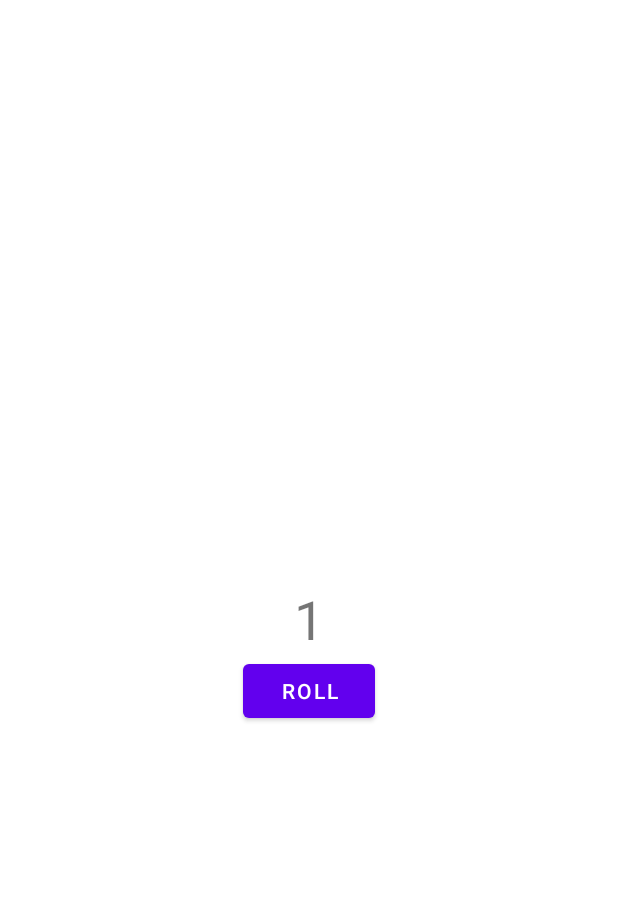
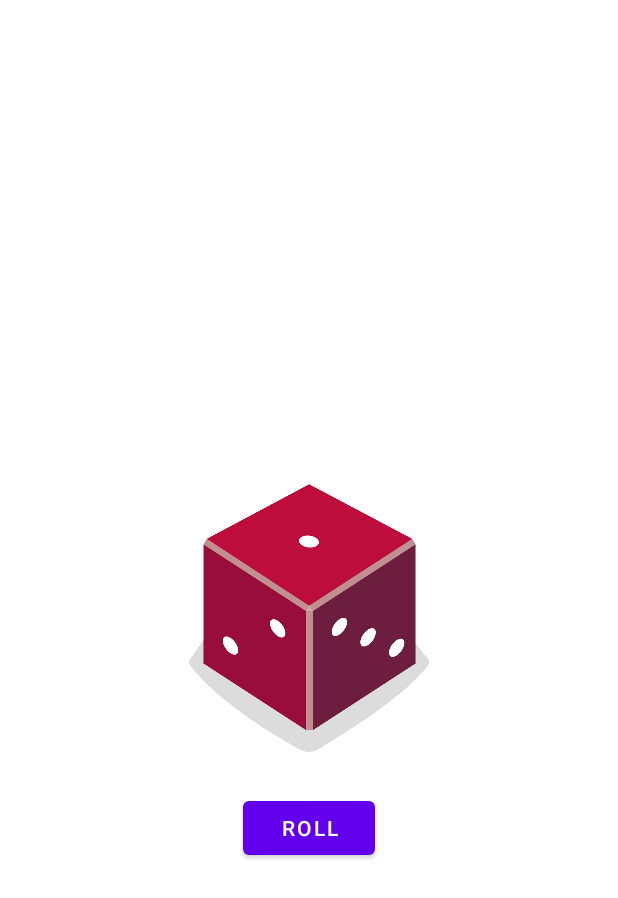
Before and after one commit to Jankol643/DiceRoller, an Android app: the layout activity_main.xml on its own in the app's theme, with its tools: preview values and no code run, on a phone screen of 412 x 824 dp. Shown: the top 898 px of the screen. Run offline under Robolectric (Android 15) with nearby library versions, the phone set to English and light mode, and no system bars.

Commit message:
edited to support dice pictures

```diff
--- a/app/src/main/res/layout/activity_main.xml
+++ b/app/src/main/res/layout/activity_main.xml
@@ -6,24 +6,25 @@
     android:layout_height="match_parent"
     tools:context=".MainActivity">
 
-    <TextView
-        android:id="@+id/textView"
-        android:layout_width="wrap_content"
-        android:layout_height="wrap_content"
-        android:textSize="36sp"
-        app:layout_constraintBottom_toBottomOf="parent"
-        app:layout_constraintLeft_toLeftOf="parent"
-        app:layout_constraintRight_toRightOf="parent"
-        app:layout_constraintTop_toTopOf="parent"
-        tools:text="1" />
-
     <Button
         android:id="@+id/button"
         android:layout_width="wrap_content"
         android:layout_height="wrap_content"
+        android:layout_marginTop="16dp"
         android:text="@string/roll"
         app:layout_constraintEnd_toEndOf="parent"
         app:layout_constraintStart_toStartOf="parent"
-        app:layout_constraintTop_toBottomOf="@+id/textView" />
+        app:layout_constraintTop_toBottomOf="@+id/imageView" />
+
+    <ImageView
+        android:id="@+id/imageView"
+        android:layout_width="160dp"
+        android:layout_height="200dp"
+        android:contentDescription="@string/imageView_contentDescr"
+        app:layout_constraintBottom_toBottomOf="parent"
+        app:layout_constraintEnd_toEndOf="parent"
+        app:layout_constraintStart_toStartOf="parent"
+        app:layout_constraintTop_toTopOf="parent"
+        tools:srcCompat="@drawable/dice_1" />
 
 </androidx.constraintlayout.widget.ConstraintLayout>
```
